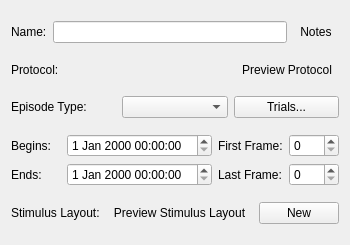
Old version of the form src/scipyen/gui/widgets/recordingepisodewidget.ui in the repository ctigaret/scipyen.
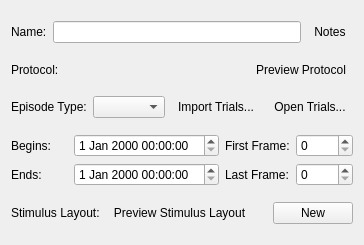
New version of the form. Icons and pictures are not drawn.

Patch:
```diff
--- a/src/scipyen/gui/widgets/recordingepisodewidget.ui
+++ b/src/scipyen/gui/widgets/recordingepisodewidget.ui
@@ -115,9 +115,28 @@
       <widget class="QComboBox" name="episodeTypeComboBox"/>
      </item>
      <item>
-      <widget class="QPushButton" name="selectTrialsPushButton">
+      <widget class="QToolButton" name="importTrialsToolButton">
        <property name="text">
-        <string>Trials...</string>
+        <string>Import Trials...</string>
+       </property>
+       <property name="icon">
+        <iconset theme="document-import"/>
+       </property>
+       <property name="autoRaise">
+        <bool>true</bool>
+       </property>
+      </widget>
+     </item>
+     <item>
+      <widget class="QToolButton" name="openTrialsToolButton">
+       <property name="text">
+        <string>Open Trials...</string>
+       </property>
+       <property name="icon">
+        <iconset theme="document-open"/>
+       </property>
+       <property name="autoRaise">
+        <bool>true</bool>
        </property>
       </widget>
      </item>
```
